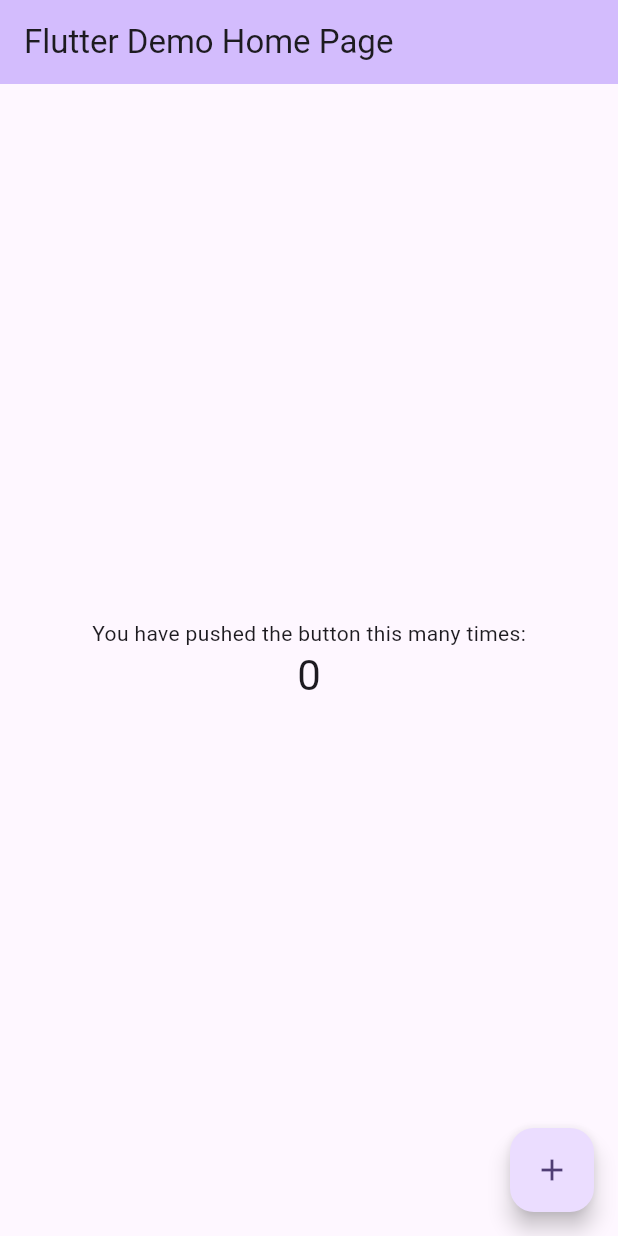
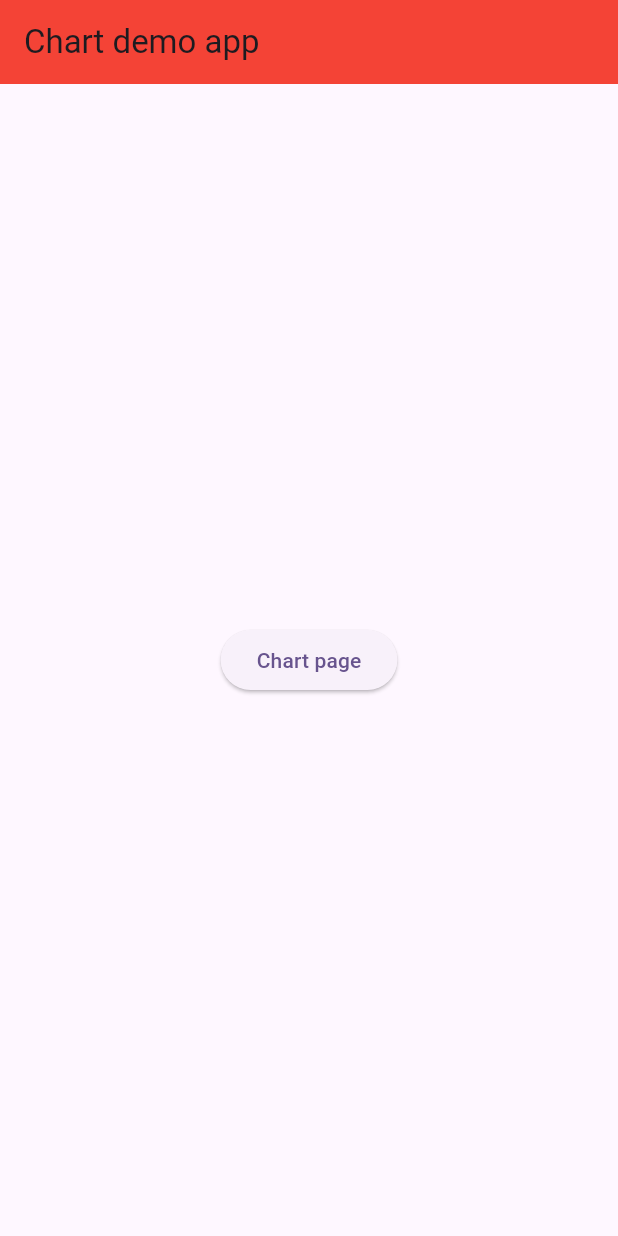
Before and after one commit to SaurabhS120/stock_trading_app, a Flutter app: the screen it shows after launch, on a phone screen of 412 x 824 dp. Run offline on Flutter 3.47's test engine with Material 3 defaults, Android fonts, the phone set to English and light mode, and no system bars.

```diff
--- a/lib/main.dart
+++ b/lib/main.dart
@@ -1,4 +1,6 @@
 import 'package:flutter/material.dart';
+
+import 'chart_page.dart';
 
 void main() {
   runApp(const MyApp());
@@ -13,110 +15,48 @@ class MyApp extends StatelessWidget {
     return MaterialApp(
       title: 'Flutter Demo',
       theme: ThemeData(
-        // This is the theme of your application.
-        //
-        // TRY THIS: Try running your application with "flutter run". You'll see
-        // the application has a purple toolbar. Then, without quitting the app,
-        // try changing the seedColor in the colorScheme below to Colors.green
-        // and then invoke "hot reload" (save your changes or press the "hot
-        // reload" button in a Flutter-supported IDE, or press "r" if you used
-        // the command line to start the app).
-        //
-        // Notice that the counter didn't reset back to zero; the application
-        // state is not lost during the reload. To reset the state, use hot
-        // restart instead.
-        //
-        // This works for code too, not just values: Most code changes can be
-        // tested with just a hot reload.
         colorScheme: ColorScheme.fromSeed(seedColor: Colors.deepPurple),
+        appBarTheme: AppBarTheme(
+          backgroundColor: Colors.red,
+        )
       ),
-      home: const MyHomePage(title: 'Flutter Demo Home Page'),
+      home: const MyHomePage(),
     );
   }
 }
 
 class MyHomePage extends StatefulWidget {
-  const MyHomePage({super.key, required this.title});
-
-  // This widget is the home page of your application. It is stateful, meaning
-  // that it has a State object (defined below) that contains fields that affect
-  // how it looks.
-
-  // This class is the configuration for the state. It holds the values (in this
-  // case the title) provided by the parent (in this case the App widget) and
-  // used by the build method of the State. Fields in a Widget subclass are
-  // always marked "final".
-
-  final String title;
-
+  const MyHomePage({super.key});
   @override
   State<MyHomePage> createState() => _MyHomePageState();
 }
 
 class _MyHomePageState extends State<MyHomePage> {
-  int _counter = 0;
-
-  void _incrementCounter() {
-    setState(() {
-      // This call to setState tells the Flutter framework that something has
-      // changed in this State, which causes it to rerun the build method below
-      // so that the display can reflect the updated values. If we changed
-      // _counter without calling setState(), then the build method would not be
-      // called again, and so nothing would appear to happen.
-      _counter++;
-    });
-  }
 
   @override
   Widget build(BuildContext context) {
-    // This method is rerun every time setState is called, for instance as done
-    // by the _incrementCounter method above.
-    //
-    // The Flutter framework has been optimized to make rerunning build methods
-    // fast, so that you can just rebuild anything that needs updating rather
-    // than having to individually change instances of widgets.
     return Scaffold(
       appBar: AppBar(
-        // TRY THIS: Try changing the color here to a specific color (to
-        // Colors.amber, perhaps?) and trigger a hot reload to see the AppBar
-        // change color while the other colors stay the same.
-        backgroundColor: Theme.of(context).colorScheme.inversePrimary,
-        // Here we take the value from the MyHomePage object that was created by
-        // the App.build method, and use it to set our appbar title.
-        title: Text(widget.title),
+        title: const Text('Chart demo app'),
       ),
       body: Center(
-        // Center is a layout widget. It takes a single child and positions it
-        // in the middle of the parent.
         child: Column(
-          // Column is also a layout widget. It takes a list of children and
-          // arranges them vertically. By default, it sizes itself to fit its
-          // children horizontally, and tries to be as tall as its parent.
-          //
-          // Column has various properties to control how it sizes itself and
-          // how it positions its children. Here we use mainAxisAlignment to
-          // center the children vertically; the main axis here is the vertical
-          // axis because Columns are vertical (the cross axis would be
-          // horizontal).
-          //
-          // TRY THIS: Invoke "debug painting" (choose the "Toggle Debug Paint"
-          // action in the IDE, or press "p" in the console), to see the
-          // wireframe for each widget.
           mainAxisAlignment: MainAxisAlignment.center,
-          children: <Widget>[
-            const Text('You have pushed the button this many times:'),
-            Text(
-              '$_counter',
-              style: Theme.of(context).textTheme.headlineMedium,
+          children: [
+            ElevatedButton(
+              onPressed: (){
+                Navigator.push(
+                  context,
+                  MaterialPageRoute(builder: (context) => const ChartPage()),
+                );
+              },
+              child: const Text(
+                'Chart page',
+              ),
             ),
           ],
         ),
       ),
-      floatingActionButton: FloatingActionButton(
-        onPressed: _incrementCounter,
-        tooltip: 'Increment',
-        child: const Icon(Icons.add),
-      ), // This trailing comma makes auto-formatting nicer for build methods.
     );
   }
 }
```
Also changed, not shown: lib/chart_page.dart (added, +17 -0 lines).
